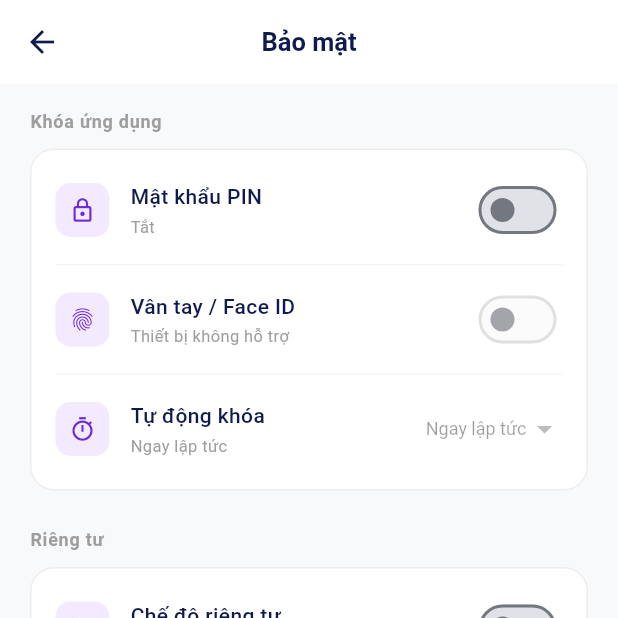
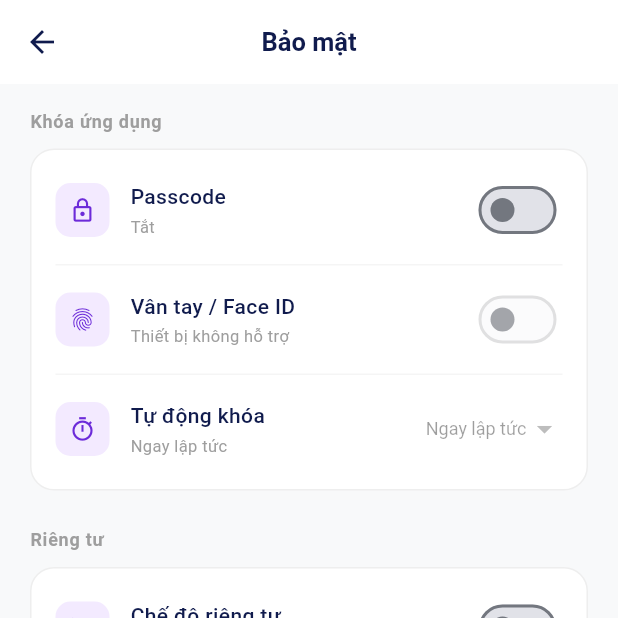
Before and after one commit to haonguyen77/Quanlychitieu, a Flutter app: the SecuritySettingsScreen screen opened directly, on a phone screen of 412 x 824 dp, the top half of it. Run offline on Flutter 3.47's test engine with Material 3 defaults, Android fonts, the phone set to English and light mode, and no system bars; our stand-ins replace file_picker, fl_chart, flutter_local_notifications, flutter_slidable, google_sign_in, googleapis_auth and 7 more; missing offline and left inert: cryptography, excel, googleapis; accounts and stored records are empty.

Commit message:
Fix: PIN decrypt salt mismatch (keep PIN in RAM for on-demand derivation); fix Vercel 404 (SPA rewrite); fix Android Passcode labels

```diff
--- a/lib/screens/settings/security_settings_screen.dart
+++ b/lib/screens/settings/security_settings_screen.dart
@@ -79,8 +79,8 @@ class _SecuritySettingsScreenState extends State<SecuritySettingsScreen> {
                   _card(child: Column(children: [
                     _switchRow(
                       icon: Icons.lock_outline,
-                      title: 'Mật khẩu PIN',
-                      subtitle: _pinEnabled ? 'Đã bật — 4 chữ số' : 'Tắt',
+                      title: 'Passcode',
+                      subtitle: _pinEnabled ? 'Đã bật — nhập 4-6 số để mở khóa app' : 'Tắt',
                       value: _pinEnabled,
                       onChanged: (v) async {
                         if (v) {
@@ -136,14 +136,14 @@ class _SecuritySettingsScreenState extends State<SecuritySettingsScreen> {
                       _divider(),
                       _tapRow(
                         icon: Icons.password,
-                        title: 'Đổi mật khẩu PIN',
+                        title: 'Đổi Passcode',
                         onTap: () async {
                           final pin = await _showSetPinDialog(isChange: true);
                           if (pin != null) {
                             await SecurityService.instance.setPin(pin);
                             if (mounted) {
                               ScaffoldMessenger.of(context).showSnackBar(
-                                const SnackBar(content: Text('Đã đổi mật khẩu PIN'), behavior: SnackBarBehavior.floating),
+                                const SnackBar(content: Text('Đã đổi Passcode'), behavior: SnackBarBehavior.floating),
                               );
                             }
                           }
@@ -322,7 +322,7 @@ class _SecuritySettingsScreenState extends State<SecuritySettingsScreen> {
                 child: const Icon(Icons.lock_outline, color: _purple, size: 28),
               ),
               const SizedBox(height: 16),
-              Text(isChange ? 'Đổi mật khẩu PIN' : 'Đặt mật khẩu PIN',
+              Text(isChange ? 'Đổi Passcode' : 'Đặt Passcode',
                   style: const TextStyle(fontSize: 17, fontWeight: FontWeight.w600, color: _navy)),
               const SizedBox(height: 20),
               TextField(
```
Also changed, not shown: webapp/vercel.json, 2 other files.
